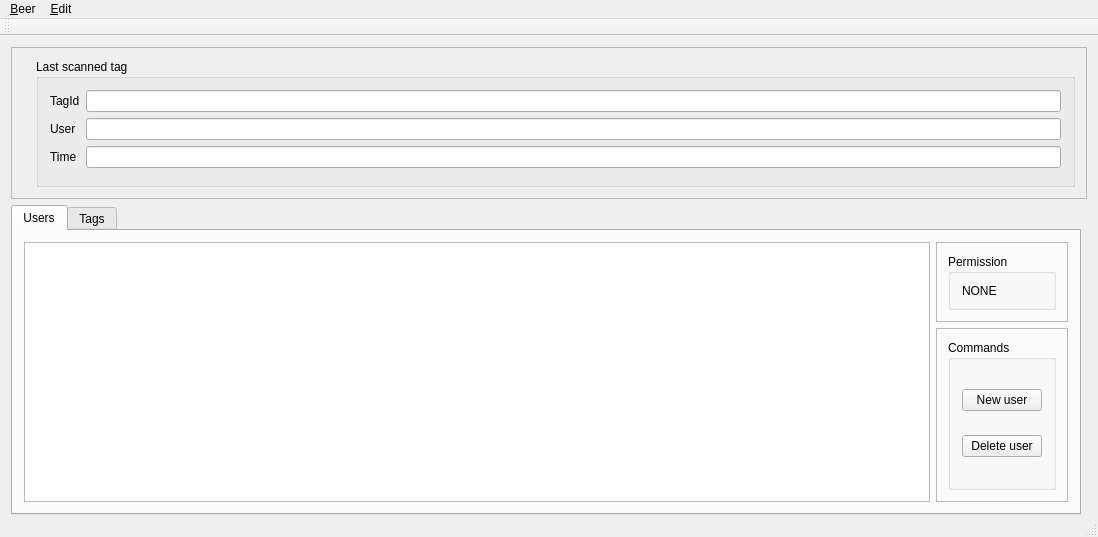
elmo2k3/qbeer, file qbeer.ui: the form before one commit.
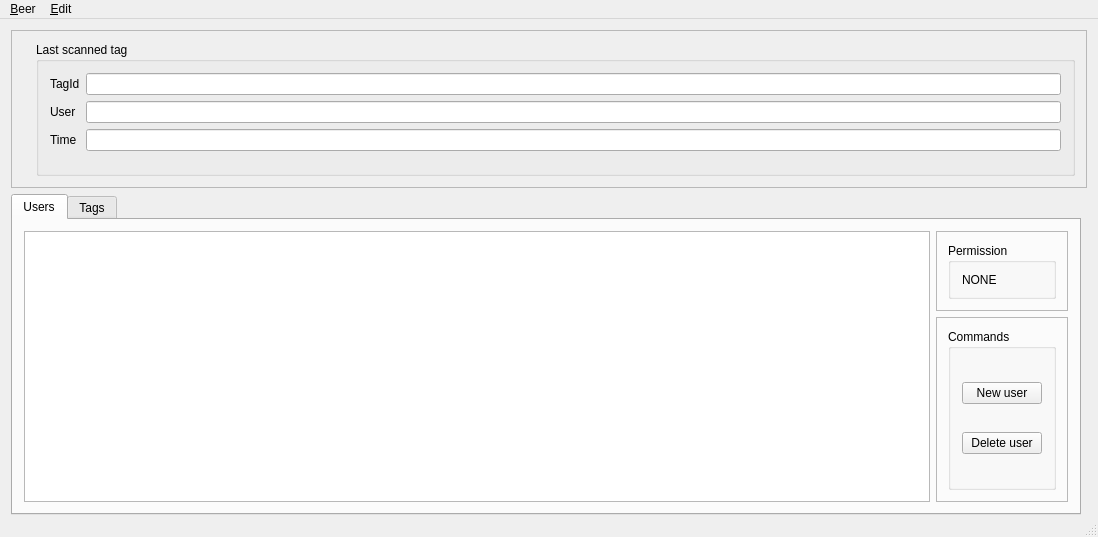
The form after the commit. Icons and pictures are not drawn.

What changed in the file:
```diff
--- a/qbeer.ui
+++ b/qbeer.ui
@@ -239,14 +239,6 @@
    <addaction name="menuBeer"/>
    <addaction name="menuEdit"/>
   </widget>
-  <widget class="QToolBar" name="mainToolBar">
-   <attribute name="toolBarArea">
-    <enum>TopToolBarArea</enum>
-   </attribute>
-   <attribute name="toolBarBreak">
-    <bool>false</bool>
-   </attribute>
-  </widget>
   <widget class="QStatusBar" name="statusBar"/>
   <action name="actionConnect">
    <property name="text">
```
